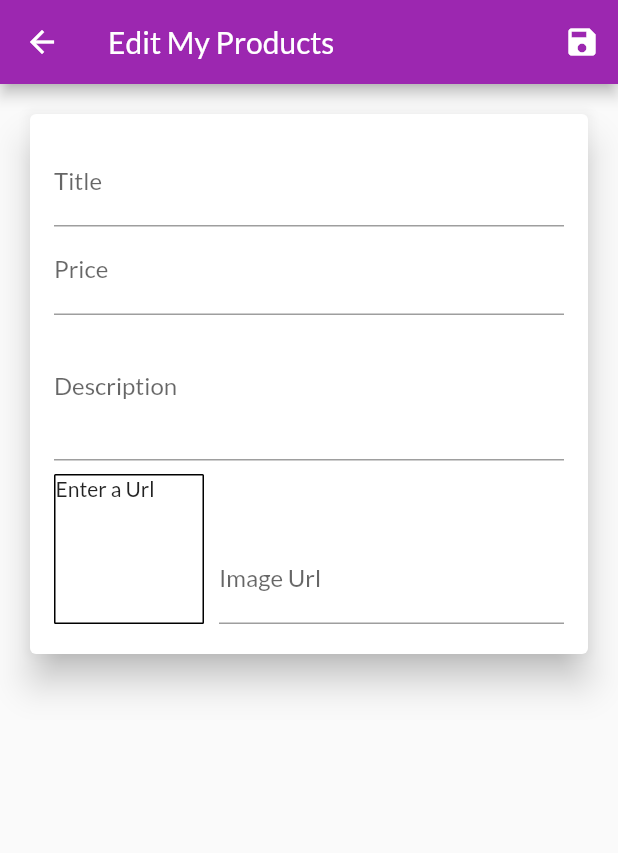
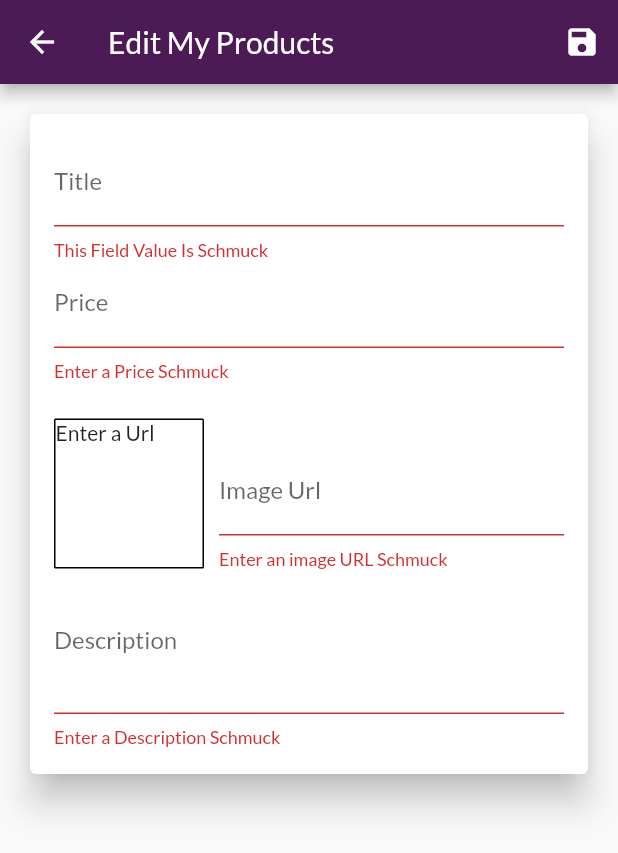
Before and after one commit to maushook-bot/kryptonian-flutter-app, a Flutter app: the EditProductScreen screen opened by its route, after a tap on the "save" icon, on a phone screen of 412 x 824 dp. Shown: the top 853 px of the screen. Run offline on Flutter 3.47's test engine with Material 2 defaults, Android fonts, the phone set to English and light mode, and no system bars; missing offline and left inert: dart:ffi; network calls fail.

Commit message:
Feature-MVP-serverless-stable-v2.2

```diff
--- /dev/null
+++ b/lib/pallete/purplay.dart
@@ -0,0 +1,22 @@
+///purplay.dart
+///Custom Colors => Primary Swatch
+
+import 'package:flutter/material.dart';
+
+class Purplay {
+  static const MaterialColor kToDark = const MaterialColor(
+    0xff4c1a54, // 0% comes in here, this will be color picked if no shade is selected when defining a Color property which doesn’t require a swatch.
+    const <int, Color>{
+      50: const Color(0xff947698), //10%
+      100: const Color(0xff907698), //20%
+      200: const Color(0xff704876), //30%
+      300: const Color(0xff684876), //40%
+      400: const Color(0xff6f4876), //50%
+      500: const Color(0xff4f1a54), //60%
+      600: const Color(0xff4f1a54), //70%
+      700: const Color(0xff5f3165), //80%
+      800: const Color(0xff5f1a54), //90%
+      900: const Color(0xff4c1a54), //100%
+    },
+  );
+}
--- a/lib/providers/product.dart
+++ b/lib/providers/product.dart
@@ -16,7 +16,7 @@ class Product with ChangeNotifier {
     @required this.price,
     @required this.imageUrl,
     this.isFavorite = false,
-    this.qty,
+    this.qty = 0,
   });
 
   void toggleFavoriteStatus() {
@@ -24,4 +24,20 @@ class Product with ChangeNotifier {
     //print('favorite: $isFavorite');
     notifyListeners();
   }
+
+  Product copyWith({
+    String id,
+    String title,
+    String description,
+    double price,
+    String imageUrl,
+  }) {
+    return Product(
+      id: id ?? this.id,
+      title: title ?? this.title,
+      price: price ?? this.price,
+      description: description ?? this.description,
+      imageUrl: imageUrl ?? this.imageUrl,
+    );
+  }
 }
--- a/lib/screens/edit_product_screen.dart
+++ b/lib/screens/edit_product_screen.dart
@@ -1,7 +1,10 @@
 import 'dart:ffi';
 
 import 'package:flutter/material.dart';
+import 'package:flutter_complete_guide/providers/cart.dart';
 import 'package:flutter_complete_guide/providers/product.dart';
+import 'package:flutter_complete_guide/providers/products.dart';
+import 'package:provider/provider.dart';
 
 class EditProductScreen extends StatefulWidget {
   static const routeName = '/edit-product';
@@ -10,8 +13,8 @@ class EditProductScreen extends StatefulWidget {
 }
 
 class _EditProductScreenState extends State<EditProductScreen> {
+  final _imageUrlController = TextEditingController();
   final _priceFocusNode = FocusNode();
-  final _imageUrlController = TextEditingController();
   final _imageUrlFocusNode = FocusNode();
   final _form = GlobalKey<FormState>();
 
@@ -21,39 +24,114 @@ class _EditProductScreenState extends State<EditProductScreen> {
     description: '',
     price: 0,
     imageUrl: '',
+    qty: 0,
   );
+
+  var _isInit = true;
+
+  var _initValues = {
+    'id': null,
+    'title': '',
+    'price': '',
+    'description': '',
+    'imageUrl': '',
+  };
+
+  @override
+  void initState() {
+    // TODO: implement initState
+    _imageUrlFocusNode.addListener(_updateImageUrl);
+    super.initState();
+  }
+
+  @override
+  void didChangeDependencies() {
+    // TODO: implement didChangeDependencies
+    if (_isInit) {
+      final String productId = ModalRoute.of(context).settings.arguments;
+      if (productId != null) {
+        _editedProduct =
+            Provider.of<Products>(context, listen: false).findById(productId);
+        _initValues = {
+          'id': _editedProduct.id,
+          'title': _editedProduct.title,
+          'price': _editedProduct.price.toString(),
+          'description': _editedProduct.description,
+          'imageUrl': '',
+        };
+
+        /// When controller used in TextFormField initial value can't be set
+        _imageUrlController.text = _editedProduct.imageUrl;
+      }
+    }
+    _isInit = false;
+    super.didChangeDependencies();
+  }
 
   @override
   void dispose() {
     // TODO: implement dispose
     _priceFocusNode.dispose();
+    _imageUrlFocusNode.dispose();
     _imageUrlController.dispose();
-    _imageUrlFocusNode.dispose();
     super.dispose();
   }
 
-  void _saveForm() {
+  void _updateImageUrl() {}
+
+  void _saveForm(Products productsData) {
+    final isValid = _form.currentState.validate();
+    print('Valid: $isValid');
+    if (!isValid) {
+      return;
+    }
     _form.currentState.save();
-    print(_editedProduct.title);
-    print(_editedProduct.description);
-    print(_editedProduct.price);
-    print(_editedProduct.imageUrl);
+
+    /// Save Contents to Products Provider:-
+    if (_editedProduct.id == null) {
+      productsData.addProduct(_editedProduct);
+      print('id: ${_editedProduct.id}');
+      print('title: ${_editedProduct.title}');
+      print('description: ${_editedProduct.description}');
+      print('price: ${_editedProduct.price}');
+      print('imageUrl: ${_editedProduct.imageUrl}');
+    } else {
+      /// EDIT Existing Products:-
+      //Provider.of<Cart>(context, listen: false).updateItems(_editedProduct.id, _editedProduct);
+      Provider.of<Cart>(context, listen: false).deleteItems(_editedProduct.id);
+      productsData.updateProduct(_editedProduct.id, _editedProduct);
+
+      print('id: ${_editedProduct.id}');
+      print('title: ${_editedProduct.title}');
+      print('description: ${_editedProduct.description}');
+      print('price: ${_editedProduct.price}');
+      print('imageUrl: ${_editedProduct.imageUrl}');
+      print('qty: ${_editedProduct.qty}');
+    }
+
+    /// Pop this screen:-
+    Navigator.of(context).pop();
   }
 
   @override
   Widget build(BuildContext context) {
+    final productsData = Provider.of<Products>(context, listen: true);
+    final cartData = Provider.of<Cart>(context, listen: true);
+
     return Scaffold(
       appBar: AppBar(
         title: Text("Edit My Products"),
         actions: [
           IconButton(
-            onPressed: () => _saveForm,
+            onPressed: () {
+              _saveForm(productsData);
+            },
             icon: Icon(Icons.save),
           ),
         ],
       ),
       body: Container(
-        height: 400,
+        height: 480,
         padding: const EdgeInsets.all(16.0),
         child: Card(
           elevation: 10.0,
@@ -64,14 +142,23 @@ class _EditProductScreenState extends State<EditProductScreen> {
               child: ListView(
                 children: [
                   TextFormField(
+                    initialValue: _initValues['title'],
+                    autovalidateMode: AutovalidateMode.onUserInteraction,
                     decoration: InputDecoration(labelText: 'Title'),
                     textInputAction: TextInputAction.next,
                     onFieldSubmitted: (_) {
                       FocusScope.of(context).requestFocus(_priceFocusNode);
                     },
+                    validator: (value) {
+                      if (value.isEmpty) {
+                        return "This Field Value Is Schmuck";
+                      }
+                      return null;
+                    },
                     onSaved: (value) {
+                      /// ADD NEW PRODUCT/ EDIT EXISTING PRODUCT
                       _editedProduct = Product(
-                        id: null,
+                        id: _editedProduct.id,
                         title: value,
                         description: _editedProduct.description,
                         price: _editedProduct.price,
@@ -80,30 +167,30 @@ class _EditProductScreenState extends State<EditProductScreen> {
                     },
                   ),
                   TextFormField(
+                    initialValue: _initValues['price'],
+                    autovalidateMode: AutovalidateMode.onUserInteraction,
                     decoration: InputDecoration(labelText: 'Price'),
                     textInputAction: TextInputAction.next,
                     keyboardType: TextInputType.number,
                     focusNode: _priceFocusNode,
+                    validator: (value) {
+                      if (value.isEmpty) {
+                        return 'Enter a Price Schmuck';
+                      }
+                      if (double.tryParse(value) == null) {
+                        return 'Enter a valid number Schmuck';
+                      }
+                      if (double.parse(value) <= 0) {
+                        return 'Enter a number greater than zero';
+                      }
+                      return null;
+                    },
                     onSaved: (value) {
                       _editedProduct = Product(
-                        id: null,
+                        id: _editedProduct.id,
                         title: _editedProduct.title,
                         description: _editedProduct.description,
                         price: double.parse(value),
-                        imageUrl: _editedProduct.imageUrl,
-                      );
-                    },
-                  ),
-                  TextFormField(
-                    decoration: InputDecoration(labelText: 'Description'),
-                    maxLines: 3,
-                    keyboardType: TextInputType.multiline,
-                    onSaved: (value) {
-                      _editedProduct = Product(
-                        id: null,
-                        title: _editedProduct.title,
-                        description: value,
-                        price: _editedProduct.price,
                         imageUrl: _editedProduct.imageUrl,
                       );
                     },
@@ -113,7 +200,7 @@ class _EditProductScreenState extends State<EditProductScreen> {
                     crossAxisAlignment: CrossAxisAlignment.end,
                     children: [
                       Container(
-                        margin: EdgeInsets.only(top: 9, right: 10),
+                        margin: EdgeInsets.only(top: 25, right: 10),
                         height: 100,
                         width: 100,
                         decoration: BoxDecoration(
@@ -125,22 +212,34 @@ class _EditProductScreenState extends State<EditProductScreen> {
                             : FittedBox(
                                 child: Image.network(
                                   _imageUrlController.text,
-                                  fit: BoxFit.cover,
+                                  fit: BoxFit.fill,
                                 ),
                               ),
                       ),
                       Expanded(
                         child: TextFormField(
+                          autovalidateMode: AutovalidateMode.onUserInteraction,
                           decoration: InputDecoration(labelText: 'Image Url'),
                           keyboardType: TextInputType.url,
+                          controller: _imageUrlController,
                           textInputAction: TextInputAction.done,
-                          controller: _imageUrlController,
                           onEditingComplete: () {
                             setState(() {});
                           },
+                          validator: (value) {
+                            if (value.isEmpty) {
+                              return 'Enter an image URL Schmuck';
+                            }
+                            if (!value.startsWith('http') &&
+                                !value.startsWith('https')) {
+                              return 'Enter a valid URL Schmuck';
+                            }
+                            return null;
+                          },
                           onSaved: (value) {
+                            // TODO: ADD PRODUCT
                             _editedProduct = Product(
-                              id: null,
+                              id: _editedProduct.id,
                               title: _editedProduct.title,
                               description: _editedProduct.description,
                               price: _editedProduct.price,
@@ -148,12 +247,37 @@ class _EditProductScreenState extends State<EditProductScreen> {
                             );
                           },
                           onFieldSubmitted: (_) {
-                            _saveForm();
+                            _saveForm(productsData);
                           },
                         ),
                       ),
                     ],
-                  )
+                  ),
+                  TextFormField(
+                    initialValue: _initValues['description'],
+                    autovalidateMode: AutovalidateMode.onUserInteraction,
+                    decoration: InputDecoration(labelText: 'Description'),
+                    maxLines: 3,
+                    keyboardType: TextInputType.multiline,
+                    onSaved: (value) {
+                      _editedProduct = Product(
+                        id: _editedProduct.id,
+                        title: _editedProduct.title,
+                        description: value,
+                        price: _editedProduct.price,
+                        imageUrl: _editedProduct.imageUrl,
+                      );
+                    },
+                    validator: (value) {
+                      if (value.isEmpty) {
+                        return 'Enter a Description Schmuck';
+                      }
+                      if (value.length < 10) {
+                        return 'Should be at least 10 chars along Schmuck';
+                      }
+                      return null;
+                    },
+                  ),
                 ],
               ),
             ),
--- a/lib/screens/orders_screen.dart
+++ b/lib/screens/orders_screen.dart
@@ -1,6 +1,7 @@
 import 'package:flutter/material.dart';
 import 'package:flutter_complete_guide/providers/cart.dart';
 import 'package:flutter_complete_guide/providers/orders.dart';
+import 'package:flutter_complete_guide/widgets/main_drawer.dart';
 import 'package:flutter_complete_guide/widgets/orders_item.dart';
 import 'package:provider/provider.dart';
 
@@ -23,6 +24,7 @@ class OrdersScreen extends StatelessWidget {
           products: ordersData.orders[index].products,
         ),
       ),
+      drawer: MainDrawer(),
     );
   }
 }
--- a/lib/screens/user_products_screen.dart
+++ b/lib/screens/user_products_screen.dart
@@ -9,7 +9,7 @@ class UserProductsScreen extends StatelessWidget {
   static const routeName = '/user-products';
   @override
   Widget build(BuildContext context) {
-    final productsData = Provider.of<Products>(context);
+    final productsData = Provider.of<Products>(context, listen: true);
     return Scaffold(
       appBar: AppBar(
         title: Text("My Products"),
@@ -29,6 +29,8 @@ class UserProductsScreen extends StatelessWidget {
             return Column(
               children: [
                 UserProductItem(
+                  index: index,
+                  productId: productsData.item[index].id,
                   title: productsData.item[index].title,
                   imageUrl: productsData.item[index].imageUrl,
                 ),
```
Also changed, not shown: lib/main.dart (+6 -2 lines), lib/pallete/turquoise.dart (added, +22 -0 lines), lib/providers/cart.dart (+25 -1 lines), lib/providers/products.dart (+25 -3 lines), lib/widgets/product_item.dart (+9 -17 lines), lib/widgets/user_product_item.dart (+18 -3 lines).
